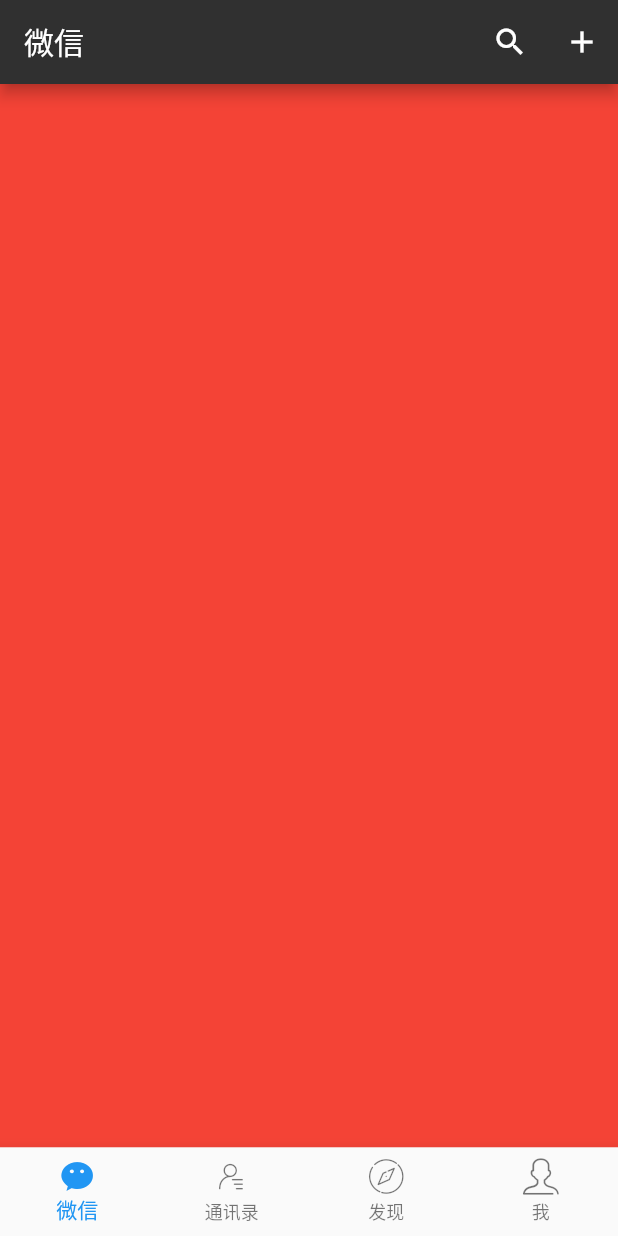
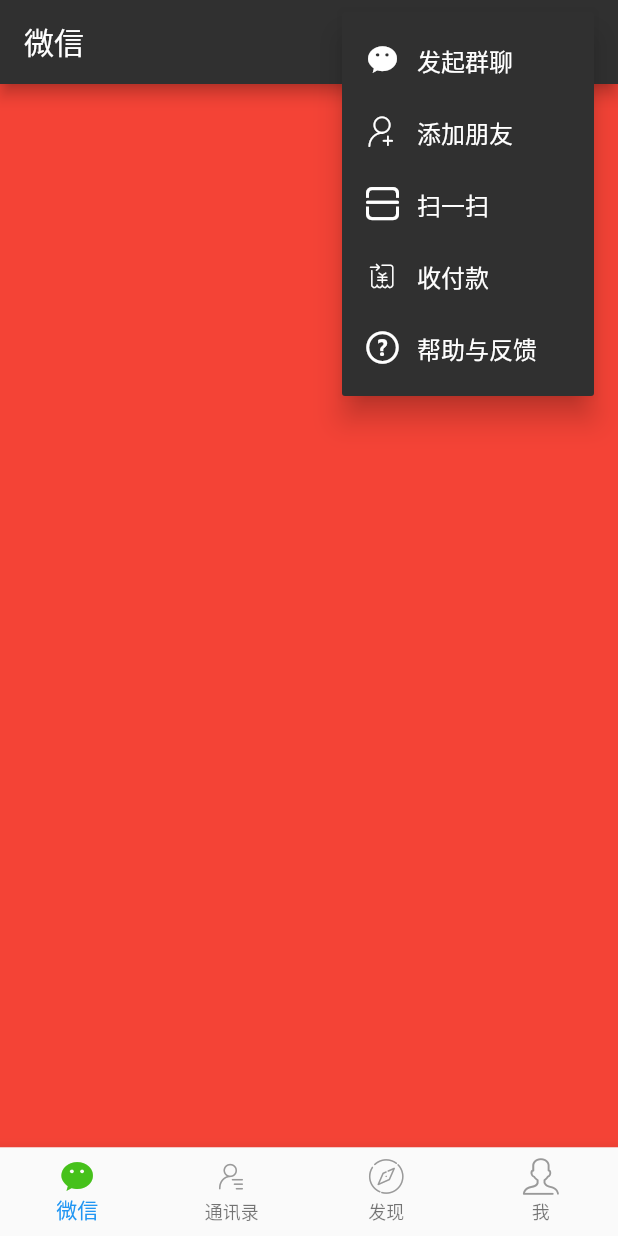
Before and after one commit to ddswez/flutter_first, a Flutter app: the screen it shows after launch, after a tap on the "add" icon, on a phone screen of 412 x 824 dp. Run offline on Flutter 3.47's test engine with Material 2 defaults, Android fonts, the phone set to English and light mode, and no system bars.

Commit message:
popupMenu UI

```diff
--- a/lib/home/constants.dart
+++ b/lib/home/constants.dart
@@ -1,5 +1,8 @@
 class AppColors {
   static const AppBarColor = 0xff303030;
+  static const TabIconActive = 0xff46c11b;
+  static const TabIconNormal = 0xff999999;
+  static const AppBarPopupMenuColor = 0xffffffff;
 }
 
 class Constants {
--- a/lib/home/home_screen.dart
+++ b/lib/home/home_screen.dart
@@ -1,5 +1,7 @@
 import 'package:flutter/material.dart';
-import 'constants.dart' show Constants;
+import 'constants.dart' show Constants, AppColors;
+
+enum ActionItems { GROUP_CHAT, QR_SACN, ADD_FRIEND, PAYMENT, HELP }
 
 class NavigationIconView {
   final String _title;
@@ -13,9 +15,19 @@ class NavigationIconView {
         _icon = icon,
         _activeIcon = activeIcon,
         item = new BottomNavigationBarItem(
-            icon: Icon(icon),
-            activeIcon: Icon(activeIcon),
-            title: Text(title),
+            icon: Icon(
+              icon,
+              color: Color(AppColors.TabIconNormal),
+            ),
+            activeIcon: Icon(
+              activeIcon,
+              color: Color(AppColors.TabIconActive),
+            ),
+            title: Text(
+              title,
+              style: TextStyle(
+                  fontSize: 14.0, color: Color(AppColors.TabIconNormal)),
+            ),
             backgroundColor: Colors.white);
 }
 
@@ -33,11 +45,8 @@ class _HomeScreenState extends State<HomeScreen> {
     _navigationViews = [
       NavigationIconView(
           title: '微信',
-          icon: IconData(
-              0xe615,
-              fontFamily: Constants.IconFontFamily),
-          activeIcon: IconData(0xe62f,
-              fontFamily: Constants.IconFontFamily)),
+          icon: IconData(0xe615, fontFamily: Constants.IconFontFamily),
+          activeIcon: IconData(0xe62f, fontFamily: Constants.IconFontFamily)),
       NavigationIconView(
           title: '通讯录',
           icon: IconData(0xe63a, fontFamily: Constants.IconFontFamily),
@@ -51,6 +60,23 @@ class _HomeScreenState extends State<HomeScreen> {
           icon: IconData(0xe758, fontFamily: Constants.IconFontFamily),
           activeIcon: IconData(0xe607, fontFamily: Constants.IconFontFamily)),
     ];
+  }
+
+  _buildPopupMenuItem(int iconName, String title) {
+    return Row(
+      children: <Widget>[
+        Icon(
+          IconData(iconName, fontFamily: Constants.IconFontFamily),
+          size: 22.0,
+          color: const Color(AppColors.AppBarPopupMenuColor),
+        ),
+        Container(width: 12.0),
+        Text(
+          title,
+          style: TextStyle(color: const Color(AppColors.AppBarPopupMenuColor)),
+        )
+      ],
+    );
   }
 
   @override
@@ -70,17 +96,48 @@ class _HomeScreenState extends State<HomeScreen> {
       appBar: AppBar(
         title: Text("微信"),
         actions: <Widget>[
-          IconButton(
-            icon: Icon(Icons.search),
-            onPressed: () {
-              print('on click search');
+          Container(
+            padding: const EdgeInsets.only(right: 8.0),
+            child: IconButton(
+              icon: Icon(Icons.search),
+              onPressed: () {
+                print('on click search');
+              },
+            ),
+          ),
+          PopupMenuButton(
+            itemBuilder: (BuildContext context) {
+              return <PopupMenuItem<ActionItems>>[
+                PopupMenuItem(
+                  child: _buildPopupMenuItem(0xe62f, '发起群聊'),
+                  value: ActionItems.GROUP_CHAT,
+                ),
+                PopupMenuItem(
+                  child: _buildPopupMenuItem(0xe61d, '添加朋友'),
+                  value: ActionItems.ADD_FRIEND,
+                ),
+                PopupMenuItem(
+                  child: _buildPopupMenuItem(0xe613, '扫一扫'),
+                  value: ActionItems.QR_SACN,
+                ),
+                PopupMenuItem(
+                  child: _buildPopupMenuItem(0xe64d, '收付款'),
+                  value: ActionItems.PAYMENT,
+                ),
+                PopupMenuItem(
+                  child: _buildPopupMenuItem(0xe6b3, '帮助与反馈'),
+                  value: ActionItems.HELP,
+                ),
+              ];
+            },
+            icon: Icon(Icons.add),
+            onSelected: (ActionItems selected) {
+              print('on click is $selected');
             },
           ),
-          IconButton(
-            icon: Icon(Icons.add),
-            onPressed: () {
-              print('on click add');
-            },
+          // 右边距
+          Container(
+            width: 16.0,
           )
         ],
       ),
--- a/lib/main.dart
+++ b/lib/main.dart
@@ -5,7 +5,8 @@ import './home/constants.dart' show AppColors;
 void main() => runApp(MaterialApp(
   title: 'wechat',
   theme: ThemeData.light().copyWith(
-    primaryColor: Color(AppColors.AppBarColor)
+    primaryColor: Color(AppColors.AppBarColor),
+    cardColor: Color(AppColors.AppBarColor),
   ),
   home: HomeScreen(),
 )); //2
```
